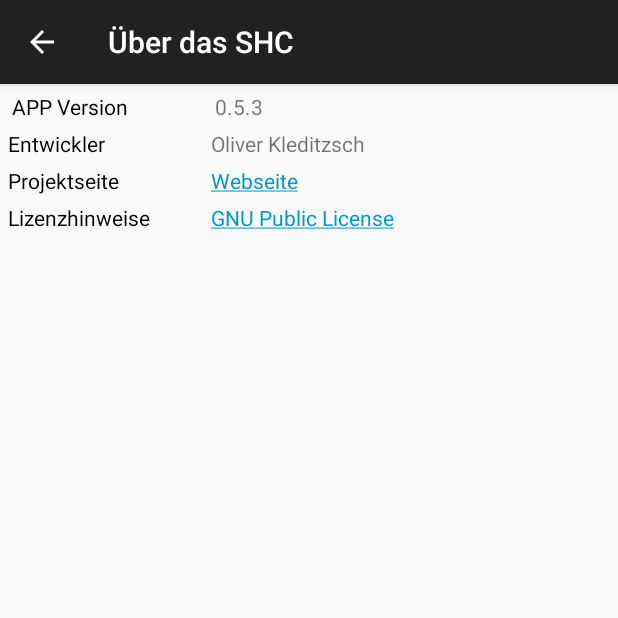
After one commit to Dietmar-Franken/SHC_Android_APP, an Android app: the InfoActivity screen opened directly, with no data from a screen before it, on a phone screen of 412 x 824 dp, the top half of it. The commit adds this screen. Run offline under Robolectric (Android 15) with nearby library versions, the phone set to English and light mode, and no system bars.

Commit message:
Add Info Activity + Increment Version

```diff
--- a/app/build.gradle
+++ b/app/build.gradle
@@ -8,8 +8,8 @@ android {
         applicationId "de.rpi_controlcenter.shc"
         minSdkVersion 14
         targetSdkVersion 17
-        versionCode 3
-        versionName "0.5.2"
+        versionCode 4
+        versionName "0.5.3"
     }
     buildTypes {
         release {
--- a/app/src/main/AndroidManifest.xml
+++ b/app/src/main/AndroidManifest.xml
@@ -2,8 +2,8 @@
 <manifest
     xmlns:android="http://schemas.android.com/apk/res/android"
     package="de.rpi_controlcenter.shc"
-    android:versionCode="3"
-    android:versionName="0.5.2" >
+    android:versionCode="4"
+    android:versionName="@string/displayVersion" >
 
     <uses-sdk
         android:minSdkVersion="14"
@@ -16,7 +16,6 @@
         android:icon="@mipmap/ic_launcher"
         android:label="@string/app_name"
         android:theme="@style/AppTheme" >
-
         <activity
             android:name=".Activity.MainActivity"
             android:label="@string/app_name" >
@@ -28,12 +27,17 @@
         <activity
             android:name=".Activity.SettingsActivity"
             android:label="@string/settingsActivity"
-            android:parentActivityName=".Activity.MainActivity"  >
+            android:parentActivityName=".Activity.MainActivity" >
         </activity>
         <activity
             android:name=".Activity.RoomViewAcrivity"
             android:label="@string/roomViewActivity"
             android:parentActivityName=".Activity.MainActivity" >
+        </activity>
+        <activity
+            android:name=".Activity.InfoActivity"
+            android:label="@string/infoActivity"
+            android:parentActivityName=".Activity.MainActivity">
         </activity>
 
         <service
@@ -41,5 +45,7 @@
             android:enabled="true"
             android:exported="false" >
         </service>
+
     </application>
+
 </manifest>
--- /dev/null
+++ b/app/src/main/java/de/rpi_controlcenter/shc/Activity/InfoActivity.java
@@ -0,0 +1,37 @@
+package de.rpi_controlcenter.shc.Activity;
+
+import android.content.Intent;
+import android.net.Uri;
+import android.os.Bundle;
+import android.support.design.widget.FloatingActionButton;
+import android.support.design.widget.Snackbar;
+import android.support.v7.app.AppCompatActivity;
+import android.support.v7.widget.Toolbar;
+import android.view.View;
+
+import de.rpi_controlcenter.shc.R;
+
+public class InfoActivity extends AppCompatActivity {
+
+    @Override
+    protected void onCreate(Bundle savedInstanceState) {
+        super.onCreate(savedInstanceState);
+        setContentView(R.layout.activity_info);
+
+        getSupportActionBar().setDisplayHomeAsUpEnabled(true);
+    }
+
+    public void hyperlinkProjectPage(View v) {
+
+        Intent i = new Intent(Intent.ACTION_VIEW);
+        i.setData(Uri.parse("http://agent4788.github.io/SHC_Framework/"));
+        startActivity(i);
+    }
+
+    public void hyperlinkLicencePage(View v) {
+
+        Intent i = new Intent(Intent.ACTION_VIEW);
+        i.setData(Uri.parse("http://opensource.org/licenses/gpl-license.php"));
+        startActivity(i);
+    }
+}
--- a/app/src/main/java/de/rpi_controlcenter/shc/Activity/MainActivity.java
+++ b/app/src/main/java/de/rpi_controlcenter/shc/Activity/MainActivity.java
@@ -132,6 +132,12 @@ public class MainActivity extends AppCompatActivity implements BoundetShcService
             Intent settings = new Intent(this, SettingsActivity.class);
             startActivity(settings);
             return true;
+        } else if (id == R.id.action_info) {
+
+            //Einstelluns Activity öffnen
+            Intent settings = new Intent(this, InfoActivity.class);
+            startActivity(settings);
+            return true;
         }
 
         return super.onOptionsItemSelected(item);
--- a/app/src/main/java/de/rpi_controlcenter/shc/Activity/RoomViewAcrivity.java
+++ b/app/src/main/java/de/rpi_controlcenter/shc/Activity/RoomViewAcrivity.java
@@ -83,6 +83,12 @@ public class RoomViewAcrivity extends AppCompatActivity implements BoundetShcSer
             Intent settings = new Intent(this, SettingsActivity.class);
             startActivity(settings);
             return true;
+        } else if (id == R.id.action_info) {
+
+            //Einstelluns Activity öffnen
+            Intent settings = new Intent(this, InfoActivity.class);
+            startActivity(settings);
+            return true;
         }
 
         return super.onOptionsItemSelected(item);
--- /dev/null
+++ b/app/src/main/res/layout/activity_info.xml
@@ -0,0 +1,106 @@
+<LinearLayout xmlns:android="http://schemas.android.com/apk/res/android"
+    android:layout_width="match_parent"
+    android:layout_height="wrap_content"
+    android:orientation="vertical">
+
+
+    <LinearLayout
+        android:orientation="horizontal"
+        android:layout_width="match_parent"
+        android:layout_height="wrap_content"
+        android:layout_gravity="center_horizontal"
+        android:layout_marginTop="5dp"
+        android:layout_marginLeft="5dp">
+
+        <TextView
+            android:layout_width="0dp"
+            android:layout_height="wrap_content"
+            android:layout_weight="1"
+            android:text="@string/info.appVersion"
+            android:id="@+id/appVersion"
+            android:textColor="@android:color/primary_text_light"/>
+
+        <TextView
+            android:layout_width="0dp"
+            android:layout_height="wrap_content"
+            android:layout_weight="2"
+            android:text="@string/displayVersion"
+            android:id="@+id/appVersionText" />
+    </LinearLayout>
+
+    <LinearLayout
+        android:orientation="horizontal"
+        android:layout_width="match_parent"
+        android:layout_height="match_parent"
+        android:layout_marginTop="5dp"
+        android:layout_marginLeft="5dp">
+
+        <TextView
+            android:layout_width="0dp"
+            android:layout_height="wrap_content"
+            android:layout_weight="1"
+            android:text="@string/info.developer"
+            android:id="@+id/developer"
+            android:textColor="@android:color/primary_text_light"/>
+
+        <TextView
+            android:layout_width="0dp"
+            android:layout_height="wrap_content"
+            android:layout_weight="2"
+            android:text="@string/info.developer.name"
+            android:id="@+id/developerText" />
+    </LinearLayout>
+
+    <LinearLayout
+        android:orientation="horizontal"
+        android:layout_width="match_parent"
+        android:layout_height="match_parent"
+        android:layout_marginTop="5dp"
+        android:layout_marginLeft="5dp">
+
+        <TextView
+            android:layout_width="0dp"
+            android:layout_height="wrap_content"
+            android:layout_weight="1"
+            android:text="@string/info.project.side"
+            android:id="@+id/projectPage"
+            android:textColor="@android:color/primary_text_light"/>
+
+        <TextView
+            android:layout_width="0dp"
+            android:layout_height="wrap_content"
+            android:layout_weight="2"
+            android:text="@string/info.project.side.url"
+            android:id="@+id/projectPageText"
+            android:textColor="@android:color/holo_blue_dark"
+            android:clickable="true"
+            android:onClick="hyperlinkProjectPage"/>
+    </LinearLayout>
+
+    <LinearLayout
+        android:orientation="horizontal"
+        android:layout_width="match_parent"
+        android:layout_height="match_parent"
+        android:layout_marginTop="5dp"
+        android:layout_marginLeft="5dp">
+
+        <TextView
+            android:layout_width="0dp"
+            android:layout_height="wrap_content"
+            android:layout_weight="1"
+            android:text="@string/info.project.licence"
+            android:id="@+id/projectLicence"
+            android:textColor="@android:color/primary_text_light"/>
+
+        <TextView
+            android:layout_width="0dp"
+            android:layout_height="wrap_content"
+            android:layout_weight="2"
+            android:text="@string/info.project.licence.url"
+            android:id="@+id/projectLicenceTexte"
+            android:textColor="@android:color/holo_blue_dark"
+            android:clickable="true"
+            android:onClick="hyperlinkLicencePage" />
+    </LinearLayout>
+
+</LinearLayout>
--- a/app/src/main/res/menu/menu_main.xml
+++ b/app/src/main/res/menu/menu_main.xml
@@ -12,4 +12,9 @@
         android:title="@string/action_settings"
         android:orderInCategory="100"
         app:showAsAction="never" />
+    <item
+        android:id="@+id/action_info"
+        android:title="@string/action_info"
+        android:orderInCategory="100"
+        app:showAsAction="never" />
 </menu>
--- a/app/src/main/res/values/strings.xml
+++ b/app/src/main/res/values/strings.xml
@@ -1,10 +1,14 @@
 <resources>
+    <string name="displayVersion">0.5.3</string>
+
     <string name="app_name">SHC</string>
     <string name="mainActivity">Räume</string>
     <string name="roomViewActivity">Raum</string>
     <string name="settingsActivity">SHC Einstellungen</string>
+    <string name="infoActivity">Über das SHC</string>
     <string name="action_reload">aktualisieren</string>
     <string name="action_settings">Einstellungen</string>
+    <string name="action_info">Info</string>
     <string name="labelOnline">online</string>
     <string name="labelOffline">offline</string>
     <string name="labelRooms">Räume</string>
@@ -53,4 +57,13 @@
 
     <string name="errors.sendCommand.succsess">Befehl erfolgreich gesenden</string>
     <string name="errors.sendCommand.error">Fehler: </string>
+
+    <string name="info.appVersion">APP Version</string>
+    <string name="info.developer">Entwickler</string>
+    <string name="info.developer.name">Oliver Kleditzsch</string>
+    <string name="info.project.side">Projektseite</string>
+    <string name="info.project.side.url"><u>Webseite</u></string>
+    <string name="info.project.licence">Lizenzhinweise</string>
+    <string name="info.project.licence.url"><u>GNU Public License</u></string>
+
 </resources>
```
